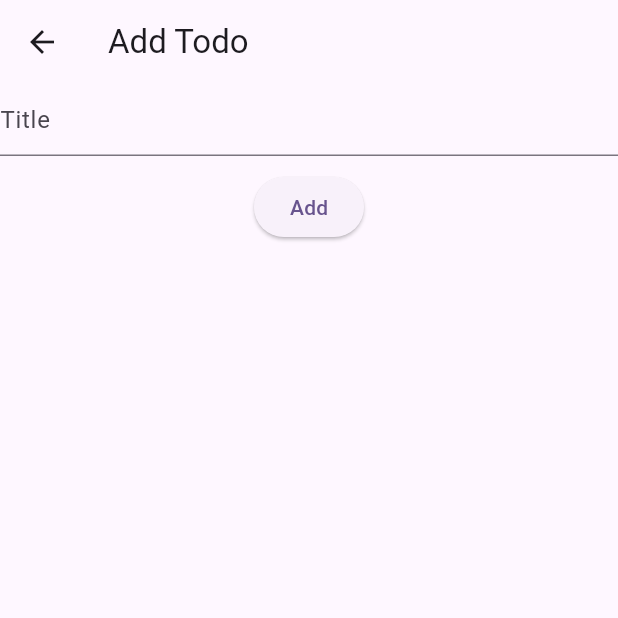
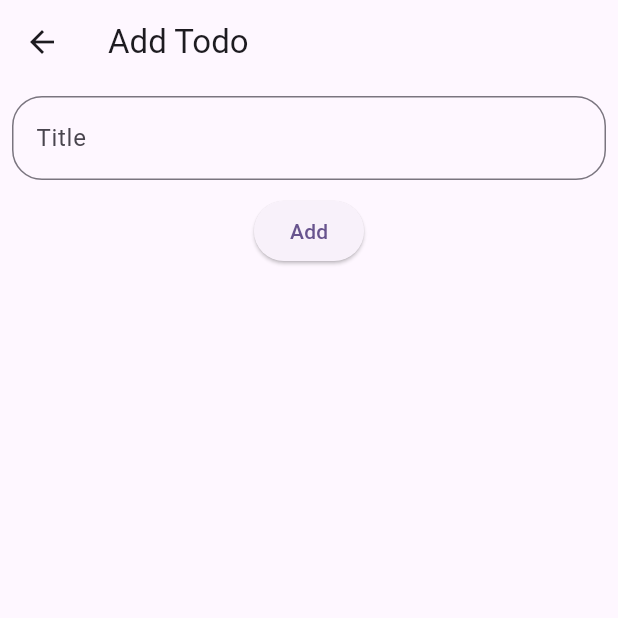
Before and after one commit to HSayer44/todo_app, a Flutter app: the screen it shows after launch, after a tap on the "add" icon, on a phone screen of 412 x 824 dp, the top half of it. Run offline on Flutter 3.47's test engine with Material 3 defaults, Android fonts, the phone set to English and light mode, and no system bars; our stand-ins replace flutter_bloc.

Commit message:
todo cubit

```diff
--- a/todo_app/lib/add_todo_page.dart
+++ b/todo_app/lib/add_todo_page.dart
@@ -1,4 +1,6 @@
 import 'package:flutter/material.dart';
+import 'package:flutter_bloc/flutter_bloc.dart';
+import 'package:todo_app/cubit/todo_cubit.dart';
 
 class AddTodoPage extends StatefulWidget {
   const AddTodoPage({super.key});
@@ -17,20 +19,33 @@ class _AddTodoPageState extends State<AddTodoPage> {
         title: const Text('Add Todo'),
       ),
       body: SingleChildScrollView(
+        child: Padding(
+          padding: const EdgeInsets.all(8.0),
           child: Column(
             children: [
               TextField(
                 controller: todoTitleController,
-              decoration: const InputDecoration(hintText: 'Title'),
+                decoration: const InputDecoration(
+                  hintText: 'Title',
+                  border: OutlineInputBorder(
+                    borderRadius: BorderRadius.all(
+                      Radius.circular(20),
+                    ),
+                  ),
+                ),
               ),
               const SizedBox(height: 10),
               ElevatedButton(
-              onPressed: () {},
+                onPressed: () {
+                  context.read<TodoCubit>().addTodo(todoTitleController.text.trim());
+                  Navigator.pop(context);
+                },
                 child: const Text('Add'),
               ),
             ],
           ),
         ),
+      ),
     );
   }
 }
--- /dev/null
+++ b/todo_app/lib/cubit/todo_cubit.dart
@@ -0,0 +1,12 @@
+import 'package:flutter_bloc/flutter_bloc.dart';
+import 'package:todo_app/models/todo_model.dart';
+
+class TodoCubit extends Cubit<List<Todo>> {
+  TodoCubit() : super([]);
+
+  void addTodo(String title) {
+    final todo = Todo(name: title, createdAt: DateTime.now());
+    state.add(todo);
+    emit([...state]);
+  }
+}
--- a/todo_app/lib/main.dart
+++ b/todo_app/lib/main.dart
@@ -1,5 +1,7 @@
 import 'package:flutter/material.dart';
+import 'package:flutter_bloc/flutter_bloc.dart';
 import 'package:todo_app/add_todo_page.dart';
+import 'package:todo_app/cubit/todo_cubit.dart';
 import 'package:todo_app/todo_list.dart';
 
 void main() {
@@ -12,7 +14,9 @@ class MyApp extends StatelessWidget {
 
   @override
   Widget build(BuildContext context) {
-    return MaterialApp(
+    return BlocProvider(
+      create: (context) => TodoCubit(),
+      child: MaterialApp(
         title: 'Flutter Demo',
         theme: ThemeData(
           colorScheme: ColorScheme.fromSeed(seedColor: Colors.deepPurple),
@@ -23,6 +27,7 @@ class MyApp extends StatelessWidget {
           '/': (_) => const TodoList(),
           '/add-todo': (_) => const AddTodoPage(),
         },
+      ),
     );
   }
 }
--- /dev/null
+++ b/todo_app/lib/models/todo_model.dart
@@ -0,0 +1,9 @@
+class Todo {
+  final String name;
+  final DateTime createdAt;
+
+  Todo({
+    required this.name,
+    required this.createdAt,
+  });
+}
--- a/todo_app/lib/todo_list.dart
+++ b/todo_app/lib/todo_list.dart
@@ -1,4 +1,7 @@
 import 'package:flutter/material.dart';
+import 'package:flutter_bloc/flutter_bloc.dart';
+import 'package:todo_app/cubit/todo_cubit.dart';
+import 'package:todo_app/models/todo_model.dart';
 
 class TodoList extends StatelessWidget {
   const TodoList({super.key});
@@ -15,6 +18,19 @@ class TodoList extends StatelessWidget {
         tooltip: 'Add Todo',
         child: const Icon(Icons.add),
       ),
+      body: BlocBuilder<TodoCubit, List<Todo>>(
+        builder: (context, state) {
+          return ListView.builder(
+              itemCount: state.length,
+              itemBuilder: (context, index) {
+                final todo = state[index];
+                return ListTile(
+                  title: Text(todo.name),
+                  subtitle: Text(todo.createdAt.toString()),
+                );
+              },);
+        }
+      ),
     );
   }
 }
--- a/todo_app/pubspec.yaml
+++ b/todo_app/pubspec.yaml
@@ -35,6 +35,7 @@ dependencies:
   # The following adds the Cupertino Icons font to your application.
   # Use with the CupertinoIcons class for iOS style icons.
   cupertino_icons: ^1.0.6
+  flutter_bloc: ^8.1.5
 
 dev_dependencies:
   flutter_test:
```
Also changed, not shown: todo_app/pubspec.lock. Lines whose indentation alone changed are shown as unchanged.
